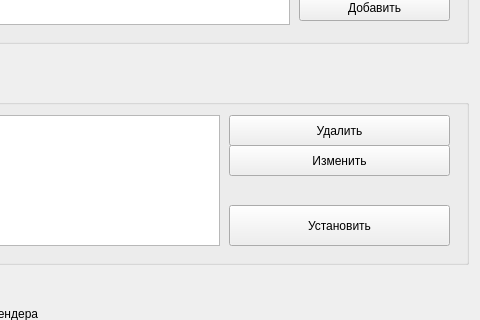
Old version of the form src/window/main_window.ui in the repository jur4ikoff/cg-coursework; both pictures show x 688 to 1168 and y 213 to 533 of the 1168 by 693 pixel window.
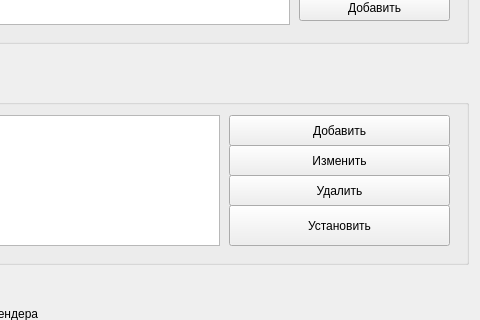
New version of the form.

What changed in the file:
```diff
--- a/src/window/main_window.ui
+++ b/src/window/main_window.ui
@@ -216,7 +216,7 @@
            <property name="geometry">
             <rect>
              <x>300</x>
-             <y>30</y>
+             <y>90</y>
              <width>221</width>
              <height>31</height>
             </rect>
@@ -238,6 +238,19 @@
             <string>Изменить</string>
            </property>
           </widget>
+          <widget class="QPushButton" name="CameraAddDialogButton">
+           <property name="geometry">
+            <rect>
+             <x>300</x>
+             <y>30</y>
+             <width>221</width>
+             <height>31</height>
+            </rect>
+           </property>
+           <property name="text">
+            <string>Добавить</string>
+           </property>
+          </widget>
          </widget>
         </item>
         <item>
```
Left out of the diff: 6 changed lines with no effect on the pictures.
